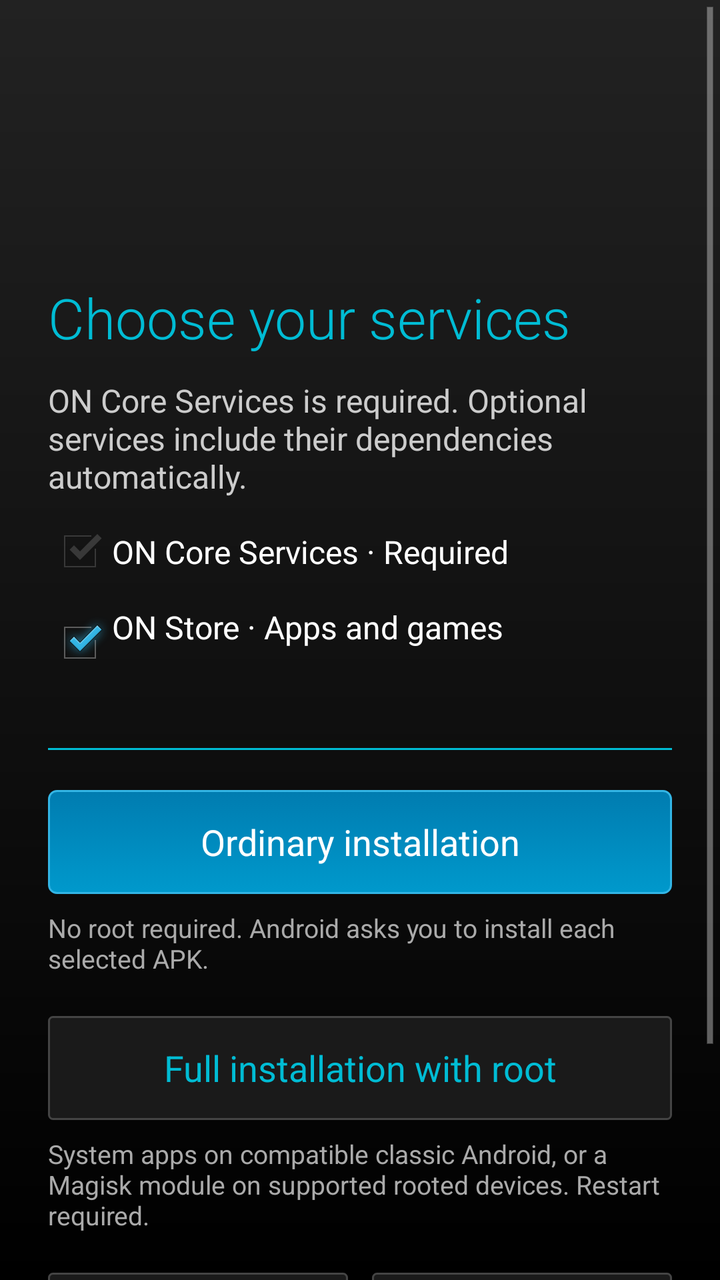
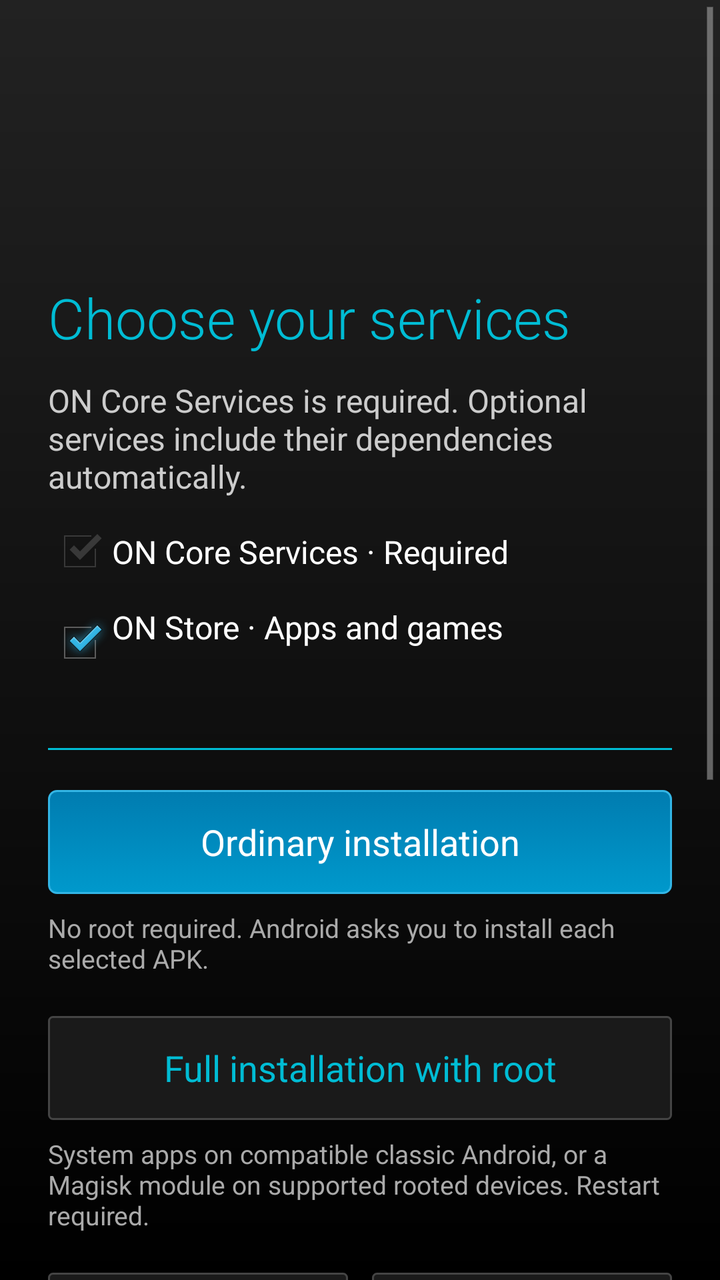

An Android layout rendered at two revisions. The XML below is the earlier revision; the diff shows what the commit changed to produce the second picture.
<!-- AndroidManifest.xml: application theme android:Theme.Holo.NoActionBar -->
<!-- res/layout/activity_main.xml -->
<?xml version="1.0" encoding="utf-8"?>
<ScrollView xmlns:android="http://schemas.android.com/apk/res/android" android:id="@+id/installScroll" android:layout_width="match_parent" android:layout_height="match_parent" android:background="@drawable/bg_gradient" android:fillViewport="true">
 <LinearLayout android:layout_width="match_parent" android:layout_height="wrap_content" android:orientation="vertical" android:padding="24dp">
  <ImageView android:id="@+id/servicesLogo" android:layout_width="match_parent" android:layout_height="100dp" android:scaleType="fitCenter" android:contentDescription="Oldschool Network Services"/>
  <TextView android:layout_width="match_parent" android:layout_height="wrap_content" android:layout_marginTop="16dp" android:text="Choose your services" android:textSize="28sp" android:fontFamily="sans-serif-light" android:textColor="#00BCD4"/>
  <TextView android:layout_width="match_parent" android:layout_height="wrap_content" android:layout_marginTop="12dp" android:text="ON Core Services is required. Optional services include their dependencies automatically." android:textColor="#CCCCCC" android:textSize="16sp"/>
  <CheckBox android:layout_width="match_parent" android:layout_height="wrap_content" android:paddingTop="16dp" android:paddingBottom="16dp" android:text="ON Core Services · Required" android:checked="true" android:enabled="false" android:textColor="#FFFFFF"/>
  <CheckBox android:id="@+id/chooseStore" android:layout_width="match_parent" android:layout_height="wrap_content" android:paddingBottom="16dp" android:text="ON Store · Apps and games" android:checked="true" android:textColor="#FFFFFF"/>
  <TextView android:id="@+id/compatibilityInfo" android:layout_width="match_parent" android:layout_height="wrap_content" android:textColor="#AAAAAA" android:textSize="13sp" android:paddingBottom="16dp"/>
  <View android:layout_width="match_parent" android:layout_height="1dp" android:background="#00BCD4"/>
  <Button android:id="@+id/btnOrdinary" android:layout_width="match_parent" android:layout_height="wrap_content" android:minHeight="52dp" android:layout_marginTop="20dp" android:padding="12dp" android:text="Ordinary installation" android:textAllCaps="false" android:textColor="#FFFFFF" android:background="@drawable/bg_holo_blue"/>
  <TextView android:layout_width="match_parent" android:layout_height="wrap_content" android:layout_marginTop="8dp" android:text="No root required. Android asks you to install each selected APK." android:textColor="#AAAAAA" android:textSize="13sp"/>
  <Button android:id="@+id/btnSystem" android:layout_width="match_parent" android:layout_height="wrap_content" android:minHeight="52dp" android:layout_marginTop="20dp" android:padding="12dp" android:text="Full installation with root" android:textAllCaps="false" android:textColor="#00BCD4" android:background="@drawable/bg_holo_button"/>
  <TextView android:layout_width="match_parent" android:layout_height="wrap_content" android:layout_marginTop="8dp" android:text="System apps on compatible classic Android, or a Magisk module on supported rooted devices. Restart required." android:textColor="#AAAAAA" android:textSize="13sp"/>
  <LinearLayout android:layout_width="match_parent" android:layout_height="wrap_content" android:orientation="horizontal" android:layout_marginTop="20dp">
   <Button android:id="@+id/btnGuide" android:layout_width="0dp" android:layout_weight="1" android:layout_height="48dp" android:text="Installation guide" android:textAllCaps="false" android:textColor="#FFFFFF" android:background="@drawable/bg_holo_button"/>
   <Button android:id="@+id/btnAbout" android:layout_width="0dp" android:layout_weight="1" android:layout_height="48dp" android:layout_marginLeft="12dp" android:text="About" android:textAllCaps="false" android:textColor="#FFFFFF" android:background="@drawable/bg_holo_button"/>
  </LinearLayout>
  <ProgressBar android:id="@+id/installProgress" style="?android:attr/progressBarStyleHorizontal" android:layout_width="match_parent" android:layout_height="4dp" android:layout_marginTop="20dp" android:indeterminate="true" android:visibility="gone"/>
  <TextView android:id="@+id/installStatus" android:layout_width="match_parent" android:layout_height="wrap_content" android:layout_marginTop="20dp" android:text="Ready when you are." android:textColor="#00BCD4" android:textSize="16sp"/>
  <TextView android:id="@+id/installLog" android:layout_width="match_parent" android:layout_height="wrap_content" android:layout_marginTop="12dp" android:textColor="#CCCCCC" android:textSize="13sp" android:textIsSelectable="true"/>
  <Button android:id="@+id/btnRestart" android:layout_width="match_parent" android:layout_height="52dp" android:layout_marginTop="16dp" android:text="Restart device" android:textAllCaps="false" android:background="@drawable/bg_holo_blue" android:textColor="#FFFFFF" android:visibility="gone"/>
 </LinearLayout>
</ScrollView>
<!-- resources referenced by this layout -->
<resources>
  <!-- drawable bg_gradient (drawable) -->
  <?xml version="1.0" encoding="utf-8"?>
  <shape xmlns:android="http://schemas.android.com/apk/res/android"
      android:shape="rectangle">
  
      <gradient
          android:startColor="#222222"
          android:endColor="#000000"
          android:angle="270" />
  </shape>
  <!-- drawable bg_holo_blue (drawable) -->
  <?xml version="1.0" encoding="utf-8"?>
  <selector xmlns:android="http://schemas.android.com/apk/res/android">
      <item android:state_pressed="true">
          <shape>
              <gradient android:startColor="#005b8e" android:endColor="#007cb0" android:angle="270"/>
              <corners android:radius="4dp" />
              <stroke android:width="1dp" android:color="#33B5E5"/>
          </shape>
      </item>
      <item>
          <shape>
              <gradient android:startColor="#007cb0" android:endColor="#0099cc" android:angle="270"/>
              <corners android:radius="4dp" />
              <stroke android:width="1dp" android:color="#33B5E5"/>
          </shape>
      </item>
  </selector>
  <!-- drawable bg_holo_button (drawable) -->
  <?xml version="1.0" encoding="utf-8"?>
  <selector xmlns:android="http://schemas.android.com/apk/res/android">
  
      <item android:state_pressed="true">
          <shape android:shape="rectangle">
              <solid android:color="#2233B5E5" /> <stroke android:width="2dp" android:color="#33B5E5" /> <corners android:radius="2dp" />
          </shape>
      </item>
  
      <item>
          <shape android:shape="rectangle">
              <solid android:color="#1A1A1A" /> <stroke android:width="1dp" android:color="#444444" /> <corners android:radius="2dp" />
          </shape>
      </item>
  </selector>
</resources>

<!-- the commit's change to res/layout/activity_main.xml (unified diff, before → after) -->
@@ -16,6 +16,10 @@
    <Button android:id="@+id/btnGuide" android:layout_width="0dp" android:layout_weight="1" android:layout_height="48dp" android:text="Installation guide" android:textAllCaps="false" android:textColor="#FFFFFF" android:background="@drawable/bg_holo_button"/>
    <Button android:id="@+id/btnAbout" android:layout_width="0dp" android:layout_weight="1" android:layout_height="48dp" android:layout_marginLeft="12dp" android:text="About" android:textAllCaps="false" android:textColor="#FFFFFF" android:background="@drawable/bg_holo_button"/>
   </LinearLayout>
+  <TextView android:layout_width="match_parent" android:layout_height="wrap_content" android:layout_marginTop="24dp" android:text="HTTPS certificates" android:textColor="#00BCD4" android:textSize="22sp"/>
+  <TextView android:layout_width="match_parent" android:layout_height="wrap_content" android:layout_marginTop="8dp" android:text="Mozilla roots · 20 October 2026. Extend HTTPS trust on Android 4.0–13. Root required. Existing certificates are kept and a recovery copy is saved. This does not upgrade your browser or TLS protocols." android:textColor="#CCCCCC" android:textSize="14sp"/>
+  <Button android:id="@+id/btnCertificates" android:layout_width="match_parent" android:layout_height="48dp" android:layout_marginTop="12dp" android:text="Install Mozilla certificates" android:textAllCaps="false" android:textColor="#00BCD4" android:background="@drawable/bg_holo_button"/>
+  <Button android:id="@+id/btnRestoreCertificates" android:layout_width="match_parent" android:layout_height="48dp" android:layout_marginTop="8dp" android:text="Restore previous certificates" android:textAllCaps="false" android:textColor="#FFFFFF" android:background="@drawable/bg_holo_button"/>
   <ProgressBar android:id="@+id/installProgress" style="?android:attr/progressBarStyleHorizontal" android:layout_width="match_parent" android:layout_height="4dp" android:layout_marginTop="20dp" android:indeterminate="true" android:visibility="gone"/>
   <TextView android:id="@+id/installStatus" android:layout_width="match_parent" android:layout_height="wrap_content" android:layout_marginTop="20dp" android:text="Ready when you are." android:textColor="#00BCD4" android:textSize="16sp"/>
   <TextView android:id="@+id/installLog" android:layout_width="match_parent" android:layout_height="wrap_content" android:layout_marginTop="12dp" android:textColor="#CCCCCC" android:textSize="13sp" android:textIsSelectable="true"/>
